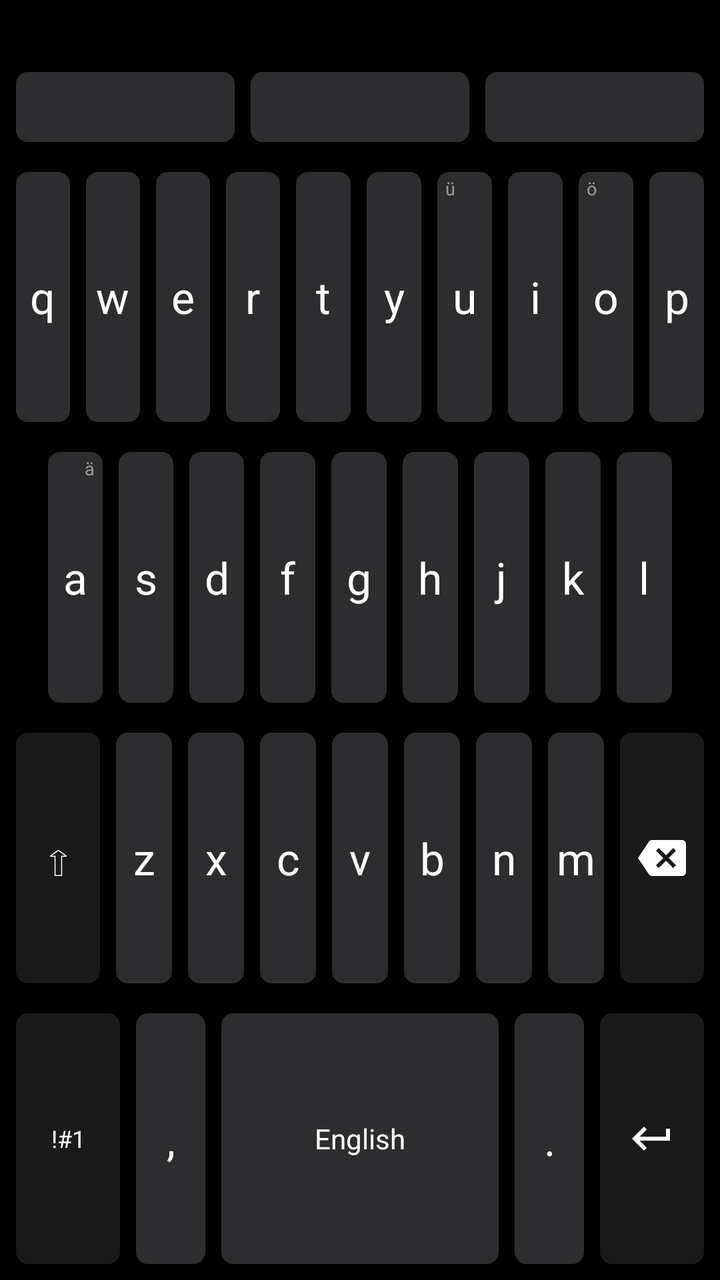
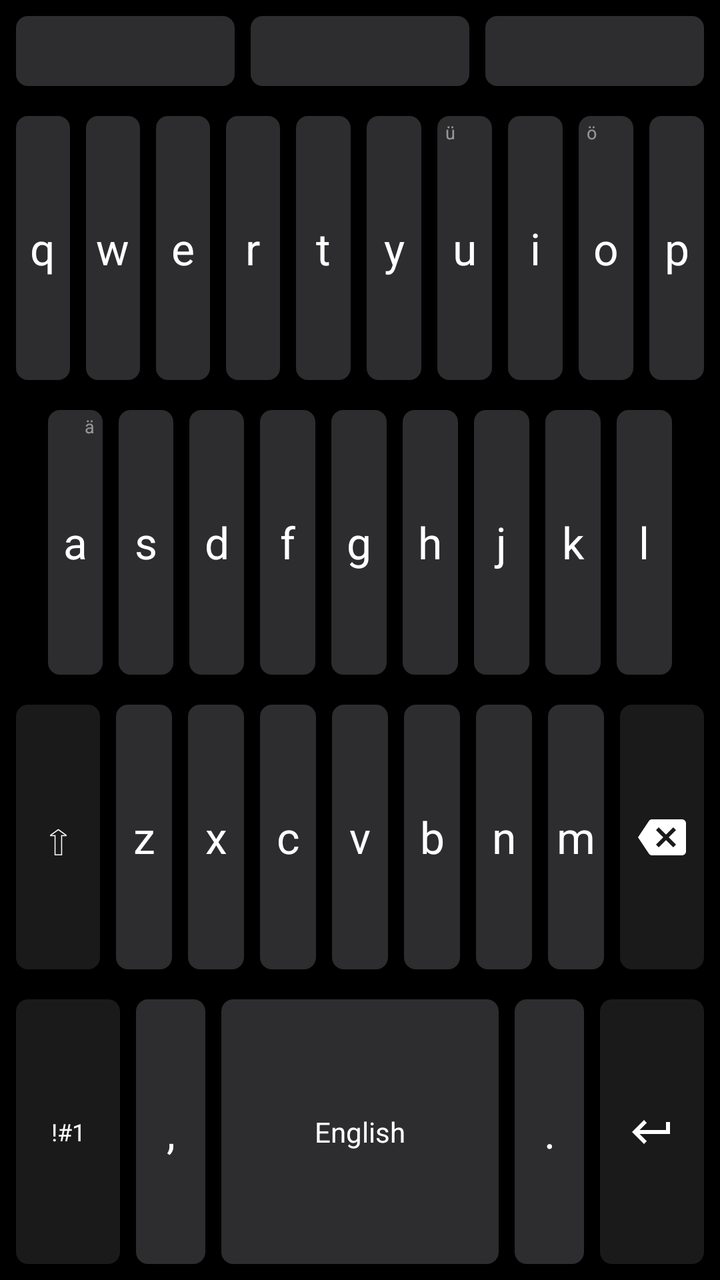

The first picture is an Android layout as it rendered before a commit; the second is the same layout after the commit. The layout source and the unified diff follow.
<!-- AndroidManifest.xml: application theme Theme.TinyDictation -->
<!-- res/layout/keyboard_qwerty_panel.xml -->
<?xml version="1.0" encoding="utf-8"?>
<LinearLayout xmlns:android="http://schemas.android.com/apk/res/android"
    xmlns:app="http://schemas.android.com/apk/res-auto"
    android:id="@+id/qwertyPanel"
    android:layout_width="match_parent"
    android:layout_height="match_parent"
    android:orientation="vertical"
    android:background="@android:color/black"
    android:paddingHorizontal="4dp"
    android:paddingVertical="4dp">

    
    <TextView
        android:id="@+id/sentencePrediction"
        android:layout_width="match_parent"
        android:layout_height="28dp"
        android:layout_marginHorizontal="4dp"
        android:paddingHorizontal="12dp"
        android:gravity="center_vertical"
        android:textSize="13sp"
        android:textColor="#B0FFFFFF"
        android:background="@drawable/keyboard_key_background"
        android:singleLine="true"
        android:ellipsize="end"
        android:clickable="true"
        android:focusable="true"
        android:visibility="invisible" />

    
    <LinearLayout
        android:id="@+id/predictionStrip"
        android:layout_width="match_parent"
        android:layout_height="43dp"
        android:orientation="horizontal"
        android:layout_marginBottom="7dp">

        <TextView
            android:id="@+id/prediction1"
            android:layout_width="0dp"
            android:layout_height="match_parent"
            android:layout_weight="1"
            android:layout_margin="4dp"
            android:gravity="center"
            android:textSize="16sp"
            android:textColor="@color/keyboard_key_text"
            android:background="@drawable/keyboard_key_background"
            android:clickable="true"
            android:focusable="true" />

        <TextView
            android:id="@+id/prediction2"
            android:layout_width="0dp"
            android:layout_height="match_parent"
            android:layout_weight="1"
            android:layout_margin="4dp"
            android:gravity="center"
            android:textSize="16sp"
            android:textStyle="bold"
            android:textColor="@color/keyboard_key_text"
            android:background="@drawable/keyboard_key_background"
            android:clickable="true"
            android:focusable="true" />

        <TextView
            android:id="@+id/prediction3"
            android:layout_width="0dp"
            android:layout_height="match_parent"
            android:layout_weight="1"
            android:layout_margin="4dp"
            android:gravity="center"
            android:textSize="16sp"
            android:textColor="@color/keyboard_key_text"
            android:background="@drawable/keyboard_key_background"
            android:clickable="true"
            android:focusable="true" />

    </LinearLayout>

    
    <LinearLayout
        android:id="@+id/numberRow"
        android:layout_width="match_parent"
        android:layout_height="43dp"
        android:orientation="horizontal"
        android:layout_marginBottom="7dp"
        android:visibility="gone">

        <TextView android:id="@+id/key_1" style="@style/KeyboardKey" android:text="1" />
        <TextView android:id="@+id/key_2" style="@style/KeyboardKey" android:text="2" />
        <TextView android:id="@+id/key_3" style="@style/KeyboardKey" android:text="3" />
        <TextView android:id="@+id/key_4" style="@style/KeyboardKey" android:text="4" />
        <TextView android:id="@+id/key_5" style="@style/KeyboardKey" android:text="5" />
        <TextView android:id="@+id/key_6" style="@style/KeyboardKey" android:text="6" />
        <TextView android:id="@+id/key_7" style="@style/KeyboardKey" android:text="7" />
        <TextView android:id="@+id/key_8" style="@style/KeyboardKey" android:text="8" />
        <TextView android:id="@+id/key_9" style="@style/KeyboardKey" android:text="9" />
        <TextView android:id="@+id/key_0" style="@style/KeyboardKey" android:text="0" />
    </LinearLayout>

    
    <LinearLayout
        android:layout_width="match_parent"
        android:layout_height="0dp"
        android:layout_weight="1"
        android:layout_marginBottom="7dp"
        android:orientation="horizontal">

        <FrameLayout style="@style/KeyboardKeyFrame">
            <TextView android:id="@+id/key_q" style="@style/KeyboardKeyText" android:text="q" />
            <TextView android:id="@+id/hint_q" style="@style/KeyboardKeyHint" android:text="1" android:visibility="gone" />
        </FrameLayout>
        <FrameLayout style="@style/KeyboardKeyFrame">
            <TextView android:id="@+id/key_w" style="@style/KeyboardKeyText" android:text="w" />
            <TextView android:id="@+id/hint_w" style="@style/KeyboardKeyHint" android:text="2" android:visibility="gone" />
        </FrameLayout>
        <FrameLayout style="@style/KeyboardKeyFrame">
            <TextView android:id="@+id/key_e" style="@style/KeyboardKeyText" android:text="e" />
            <TextView android:id="@+id/hint_e" style="@style/KeyboardKeyHint" android:text="3" android:visibility="gone" />
        </FrameLayout>
        <FrameLayout style="@style/KeyboardKeyFrame">
            <TextView android:id="@+id/key_r" style="@style/KeyboardKeyText" android:text="r" />
            <TextView android:id="@+id/hint_r" style="@style/KeyboardKeyHint" android:text="4" android:visibility="gone" />
        </FrameLayout>
        <FrameLayout style="@style/KeyboardKeyFrame">
            <TextView android:id="@+id/key_t" style="@style/KeyboardKeyText" android:text="t" />
            <TextView android:id="@+id/hint_t" style="@style/KeyboardKeyHint" android:text="5" android:visibility="gone" />
        </FrameLayout>
        <FrameLayout style="@style/KeyboardKeyFrame">
            <TextView android:id="@+id/key_y" style="@style/KeyboardKeyText" android:text="y" />
            <TextView android:id="@+id/hint_y" style="@style/KeyboardKeyHint" android:text="6" android:visibility="gone" />
        </FrameLayout>
        <FrameLayout style="@style/KeyboardKeyFrame">
            <TextView android:id="@+id/key_u" style="@style/KeyboardKeyText" android:text="u" />
            <TextView android:id="@+id/hint_u" style="@style/KeyboardKeyHint" android:text="7" android:visibility="gone" />
            <TextView android:id="@+id/hint_u_umlaut" style="@style/KeyboardKeyHintLeft" android:text="ü" android:visibility="visible" />
        </FrameLayout>
        <FrameLayout style="@style/KeyboardKeyFrame">
            <TextView android:id="@+id/key_i" style="@style/KeyboardKeyText" android:text="i" />
            <TextView android:id="@+id/hint_i" style="@style/KeyboardKeyHint" android:text="8" android:visibility="gone" />
        </FrameLayout>
        <FrameLayout style="@style/KeyboardKeyFrame">
            <TextView android:id="@+id/key_o" style="@style/KeyboardKeyText" android:text="o" />
            <TextView android:id="@+id/hint_o" style="@style/KeyboardKeyHint" android:text="9" android:visibility="gone" />
            <TextView android:id="@+id/hint_o_umlaut" style="@style/KeyboardKeyHintLeft" android:text="ö" android:visibility="visible" />
        </FrameLayout>
        <FrameLayout style="@style/KeyboardKeyFrame">
            <TextView android:id="@+id/key_p" style="@style/KeyboardKeyText" android:text="p" />
            <TextView android:id="@+id/hint_p" style="@style/KeyboardKeyHint" android:text="0" android:visibility="gone" />
        </FrameLayout>
    </LinearLayout>

    
    <LinearLayout
        android:layout_width="match_parent"
        android:layout_height="0dp"
        android:layout_weight="1"
        android:layout_marginBottom="7dp"
        android:orientation="horizontal"
        android:paddingHorizontal="16dp">

        <FrameLayout style="@style/KeyboardKeyFrame">
            <TextView android:id="@+id/key_a" style="@style/KeyboardKeyText" android:text="a" />
            <TextView android:id="@+id/hint_a" style="@style/KeyboardKeyHint" android:text="ä" android:visibility="visible" />
        </FrameLayout>
        <TextView android:id="@+id/key_s" style="@style/KeyboardKey" android:text="s" />
        <TextView android:id="@+id/key_d" style="@style/KeyboardKey" android:text="d" />
        <TextView android:id="@+id/key_f" style="@style/KeyboardKey" android:text="f" />
        <TextView android:id="@+id/key_g" style="@style/KeyboardKey" android:text="g" />
        <TextView android:id="@+id/key_h" style="@style/KeyboardKey" android:text="h" />
        <TextView android:id="@+id/key_j" style="@style/KeyboardKey" android:text="j" />
        <TextView android:id="@+id/key_k" style="@style/KeyboardKey" android:text="k" />
        <TextView android:id="@+id/key_l" style="@style/KeyboardKey" android:text="l" />
    </LinearLayout>

    
    <LinearLayout
        android:layout_width="match_parent"
        android:layout_height="0dp"
        android:layout_weight="1"
        android:layout_marginBottom="7dp"
        android:orientation="horizontal">

        <TextView android:id="@+id/key_shift" style="@style/KeyboardKeyWide" android:text="⇧" android:textSize="22sp" />
        <TextView android:id="@+id/key_z" style="@style/KeyboardKey" android:text="z" />
        <TextView android:id="@+id/key_x" style="@style/KeyboardKey" android:text="x" />
        <TextView android:id="@+id/key_c" style="@style/KeyboardKey" android:text="c" />
        <TextView android:id="@+id/key_v" style="@style/KeyboardKey" android:text="v" />
        <TextView android:id="@+id/key_b" style="@style/KeyboardKey" android:text="b" />
        <TextView android:id="@+id/key_n" style="@style/KeyboardKey" android:text="n" />
        <TextView android:id="@+id/key_m" style="@style/KeyboardKey" android:text="m" />
        <ImageView android:id="@+id/key_backspace" style="@style/KeyboardKeyWide"
            android:src="@drawable/ic_keyboard_backspace"
            android:scaleType="center"
            android:contentDescription="Backspace" />
    </LinearLayout>

    
    <LinearLayout
        android:layout_width="match_parent"
        android:layout_height="0dp"
        android:layout_weight="1"
        android:orientation="horizontal">

        <TextView android:id="@+id/key_numbers" style="@style/KeyboardKeyWide" android:text="!#1" android:textSize="12sp" />
        <TextView android:id="@+id/key_comma" style="@style/KeyboardKey" android:text="," />
        <TextView android:id="@+id/key_space" style="@style/KeyboardKeySpace" android:text="English" android:textSize="14sp" android:textAllCaps="false" />
        <TextView android:id="@+id/key_period" style="@style/KeyboardKey" android:text="." />
        <ImageView android:id="@+id/key_enter" style="@style/KeyboardKeyWide"
            android:src="@drawable/ic_keyboard_enter"
            android:scaleType="center"
            android:contentDescription="Enter" />
    </LinearLayout>

</LinearLayout>
<!-- resources referenced by this layout -->
<resources>
  <color name="keyboard_key_text">#FFFFFF</color>
  <!-- drawable ic_keyboard_enter (drawable) -->
  <?xml version="1.0" encoding="utf-8"?>
  <vector xmlns:android="http://schemas.android.com/apk/res/android"
      android:width="24dp"
      android:height="24dp"
      android:viewportWidth="24"
      android:viewportHeight="24">
      <path
          android:pathData="M19,7v4H5.83l3.58,-3.59L8,6l-6,6l6,6l1.41,-1.41L5.83,13H21V7H19z"
          android:fillColor="@color/keyboard_key_text" />
  </vector>
  <style name="KeyboardKeyFrame">
          <item name="android:layout_width">0dp</item>
          <item name="android:layout_height">match_parent</item>
          <item name="android:layout_weight">1</item>
          <item name="android:layout_margin">4dp</item>
          <item name="android:background">@drawable/keyboard_key_background</item>
          <item name="android:clickable">true</item>
          <item name="android:focusable">true</item>
      </style>
  <style name="KeyboardKeyHint">
          <item name="android:layout_width">wrap_content</item>
          <item name="android:layout_height">wrap_content</item>
          <item name="android:layout_gravity">top|end</item>
          <item name="android:textSize">9sp</item>
          <item name="android:textColor">#80FFFFFF</item>
          <item name="android:paddingTop">2dp</item>
          <item name="android:paddingEnd">4dp</item>
      </style>
  <style name="KeyboardKeyHintLeft">
          <item name="android:layout_width">wrap_content</item>
          <item name="android:layout_height">wrap_content</item>
          <item name="android:layout_gravity">top|start</item>
          <item name="android:textSize">9sp</item>
          <item name="android:textColor">#80FFFFFF</item>
          <item name="android:paddingTop">2dp</item>
          <item name="android:paddingStart">4dp</item>
      </style>
  <style name="KeyboardKeySpace" parent="KeyboardKey">
          <item name="android:layout_weight">4</item>
      </style>
  <style name="KeyboardKeyText">
          <item name="android:layout_width">match_parent</item>
          <item name="android:layout_height">match_parent</item>
          <item name="android:gravity">center</item>
          <item name="android:textSize">22sp</item>
          <item name="android:textColor">@color/keyboard_key_text</item>
          <item name="android:textAllCaps">false</item>
      </style>
  <style name="KeyboardKeyWide" parent="KeyboardKey">
          <item name="android:layout_weight">1.5</item>
          <item name="android:textSize">16sp</item>
          <item name="android:background">@drawable/keyboard_key_accent_background</item>
      </style>
  <color name="primary">#6750A4</color>
  <color name="keyboard_key_background">#2D2D2F</color>
  <style name="SquareButton" parent="Widget.Material3.Button">
          <item name="shapeAppearance">@style/SquareShape</item>
          <item name="android:insetTop">0dp</item>
          <item name="android:insetBottom">0dp</item>
      </style>
  <color name="primary_container">#EADDFF</color>
  <color name="on_primary">#FFFFFF</color>
  <color name="secondary">#625B71</color>
  <color name="secondary_container">#E8DEF8</color>
  <color name="on_secondary">#FFFFFF</color>
  <color name="error">#B3261E</color>
  <color name="on_error">#FFFFFF</color>
  <color name="surface">#FFFBFE</color>
  <color name="on_surface">#1C1B1F</color>
  <color name="surface_variant">#F3EDF7</color>
  <color name="on_surface_variant">#49454F</color>
  <color name="outline">#79747E</color>
  <color name="dictation_bar_button">#1A1A1A</color>
  <style name="SquareShape" parent="">
          <item name="cornerSize">0dp</item>
      </style>
  <!-- unchanged entries left out for length: 5 -->
</resources>

<!-- the commit's change to res/layout/keyboard_qwerty_panel.xml (unified diff, before → after) -->
@@ -10,71 +10,78 @@
     android:paddingVertical="4dp">
 
     
-    <TextView
-        android:id="@+id/sentencePrediction"
-        android:layout_width="match_parent"
-        android:layout_height="28dp"
-        android:layout_marginHorizontal="4dp"
-        android:paddingHorizontal="12dp"
-        android:gravity="center_vertical"
-        android:textSize="13sp"
-        android:textColor="#B0FFFFFF"
-        android:background="@drawable/keyboard_key_background"
-        android:singleLine="true"
-        android:ellipsize="end"
-        android:clickable="true"
-        android:focusable="true"
-        android:visibility="invisible" />
-
-    
-    <LinearLayout
-        android:id="@+id/predictionStrip"
+    <FrameLayout
         android:layout_width="match_parent"
         android:layout_height="43dp"
-        android:orientation="horizontal"
         android:layout_marginBottom="7dp">
 
+        
+        <LinearLayout
+            android:id="@+id/predictionStrip"
+            android:layout_width="match_parent"
+            android:layout_height="match_parent"
+            android:orientation="horizontal">
+
+            <TextView
+                android:id="@+id/prediction1"
+                android:layout_width="0dp"
+                android:layout_height="match_parent"
+                android:layout_weight="1"
+                android:layout_margin="4dp"
+                android:gravity="center"
+                android:textSize="16sp"
+                android:textColor="@color/keyboard_key_text"
+                android:background="@drawable/keyboard_key_background"
+                android:clickable="true"
+                android:focusable="true" />
+
+            <TextView
+                android:id="@+id/prediction2"
+                android:layout_width="0dp"
+                android:layout_height="match_parent"
+                android:layout_weight="1"
+                android:layout_margin="4dp"
+                android:gravity="center"
+                android:textSize="16sp"
+                android:textStyle="bold"
+                android:textColor="@color/keyboard_key_text"
+                android:background="@drawable/keyboard_key_background"
+                android:clickable="true"
+                android:focusable="true" />
+
+            <TextView
+                android:id="@+id/prediction3"
+                android:layout_width="0dp"
+                android:layout_height="match_parent"
+                android:layout_weight="1"
+                android:layout_margin="4dp"
+                android:gravity="center"
+                android:textSize="16sp"
+                android:textColor="@color/keyboard_key_text"
+                android:background="@drawable/keyboard_key_background"
+                android:clickable="true"
+                android:focusable="true" />
+
+        </LinearLayout>
+
+        
         <TextView
-            android:id="@+id/prediction1"
-            android:layout_width="0dp"
+            android:id="@+id/sentencePrediction"
+            android:layout_width="match_parent"
             android:layout_height="match_parent"
-            android:layout_weight="1"
             android:layout_margin="4dp"
-            android:gravity="center"
-            android:textSize="16sp"
-            android:textColor="@color/keyboard_key_text"
+            android:paddingHorizontal="12dp"
+            android:gravity="center_vertical"
+            android:textSize="14sp"
+            android:textColor="#B0FFFFFF"
             android:background="@drawable/keyboard_key_background"
+            android:singleLine="true"
+            android:ellipsize="end"
             android:clickable="true"
-            android:focusable="true" />
-
-        <TextView
-            android:id="@+id/prediction2"
-            android:layout_width="0dp"
-            android:layout_height="match_parent"
-            android:layout_weight="1"
-            android:layout_margin="4dp"
-            android:gravity="center"
-            android:textSize="16sp"
-            android:textStyle="bold"
-            android:textColor="@color/keyboard_key_text"
-            android:background="@drawable/keyboard_key_background"
-            android:clickable="true"
-            android:focusable="true" />
-
-        <TextView
-            android:id="@+id/prediction3"
-            android:layout_width="0dp"
-            android:layout_height="match_parent"
-            android:layout_weight="1"
-            android:layout_margin="4dp"
-            android:gravity="center"
-            android:textSize="16sp"
-            android:textColor="@color/keyboard_key_text"
-            android:background="@drawable/keyboard_key_background"
-            android:clickable="true"
-            android:focusable="true" />
-
-    </LinearLayout>
+            android:focusable="true"
+            android:visibility="gone" />
+
+    </FrameLayout>
 
     
     <LinearLayout
